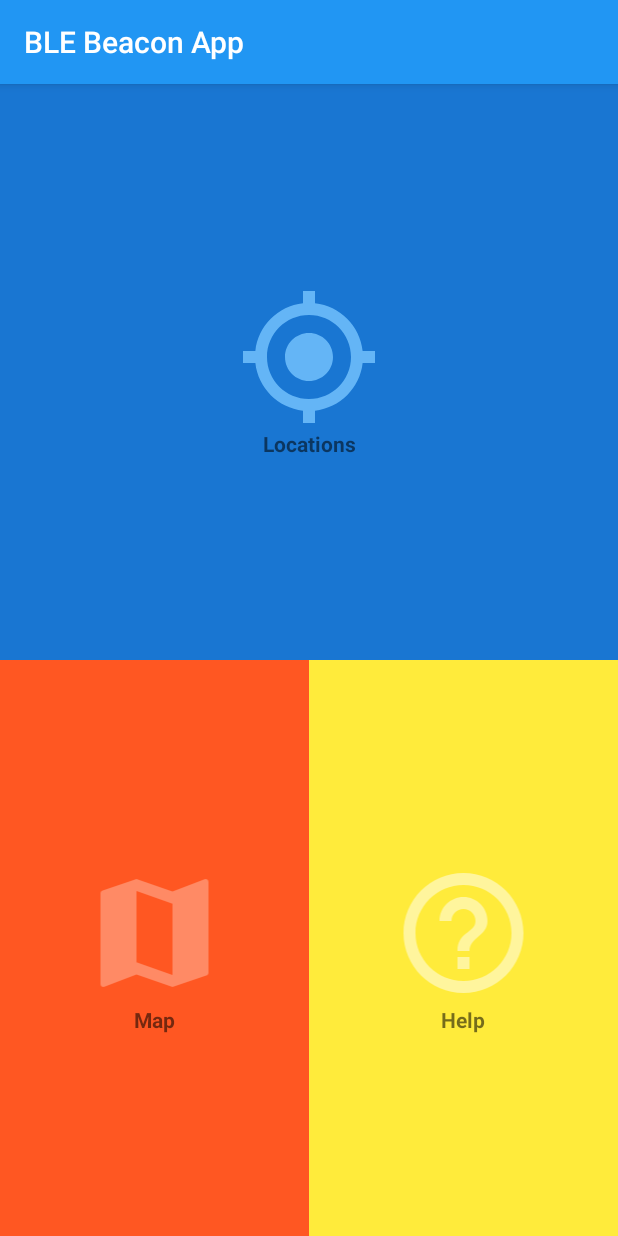
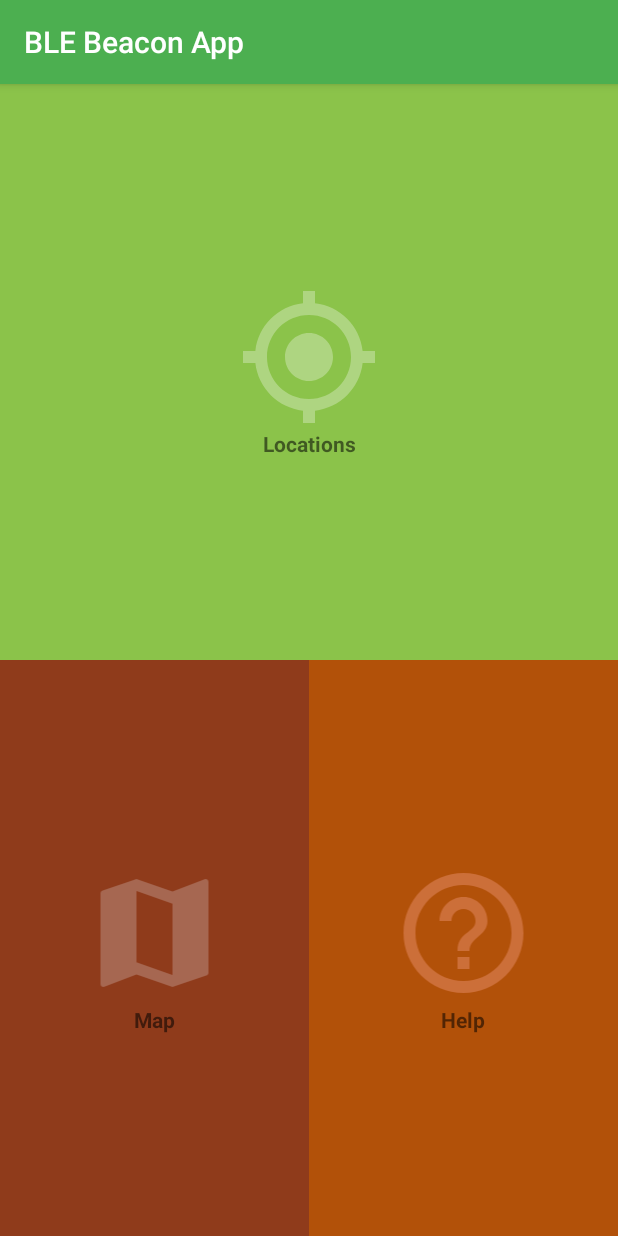
Before and after one commit to piotrkubicki/audio_garden, an Android app: the screen it shows after launch (MainActivity), after a tap on "Locations", on a phone screen of 412 x 824 dp. Run offline under Robolectric (Android 15) with nearby library versions, the phone set to English and light mode, and no system bars; libraries missing offline, so code that uses them is left out: com.github.amlcurran.showcaseview; 6 statements that could not run were skipped.

Commit message:
Changed colour scheme to more eco colours

```diff
--- a/client/AudioGarden/app/src/main/res/drawable/buttonstyle.xml
+++ b/client/AudioGarden/app/src/main/res/drawable/buttonstyle.xml
@@ -3,8 +3,8 @@
 
     <item android:state_pressed="true">
         <shape>
-            <solid android:color="@color/blueAccent"/>
-            <stroke android:width="2px" android:color="@color/blue"/>
+            <solid android:color="@color/greenAccent"/>
+            <stroke android:width="2px" android:color="@color/greenAccent"/>
             <padding android:left="10dp" android:top="20dp" android:right="10dp"
                 android:bottom="20dp"/>
         </shape>
@@ -12,8 +12,8 @@
 
     <item>
         <shape>
-            <solid android:color="@color/blue"/>
-            <stroke android:width="2px" android:color="@color/blue"/>
+            <solid android:color="@color/green"/>
+            <stroke android:width="2px" android:color="@color/green"/>
             <padding android:left="10dp" android:top="20dp" android:right="10dp"
                 android:bottom="20dp"/>
         </shape>
--- a/client/AudioGarden/app/src/main/res/drawable/ic_help.xml
+++ b/client/AudioGarden/app/src/main/res/drawable/ic_help.xml
@@ -1,4 +1,4 @@
 <vector android:height="96dp" android:viewportHeight="24.0"
     android:viewportWidth="24.0" android:width="96dp" xmlns:android="http://schemas.android.com/apk/res/android">
-    <path android:fillColor="@color/yellowAccent" android:pathData="M11,18h2v-2h-2v2zM12,2C6.48,2 2,6.48 2,12s4.48,10 10,10 10,-4.48 10,-10S17.52,2 12,2zM12,20c-4.41,0 -8,-3.59 -8,-8s3.59,-8 8,-8 8,3.59 8,8 -3.59,8 -8,8zM12,6c-2.21,0 -4,1.79 -4,4h2c0,-1.1 0.9,-2 2,-2s2,0.9 2,2c0,2 -3,1.75 -3,5h2c0,-2.25 3,-2.5 3,-5 0,-2.21 -1.79,-4 -4,-4z"/>
+    <path android:fillColor="@color/redBrownAccent" android:pathData="M11,18h2v-2h-2v2zM12,2C6.48,2 2,6.48 2,12s4.48,10 10,10 10,-4.48 10,-10S17.52,2 12,2zM12,20c-4.41,0 -8,-3.59 -8,-8s3.59,-8 8,-8 8,3.59 8,8 -3.59,8 -8,8zM12,6c-2.21,0 -4,1.79 -4,4h2c0,-1.1 0.9,-2 2,-2s2,0.9 2,2c0,2 -3,1.75 -3,5h2c0,-2.25 3,-2.5 3,-5 0,-2.21 -1.79,-4 -4,-4z"/>
 </vector>
--- a/client/AudioGarden/app/src/main/res/drawable/ic_location.xml
+++ b/client/AudioGarden/app/src/main/res/drawable/ic_location.xml
@@ -4,6 +4,6 @@
         android:viewportWidth="24.0"
         android:viewportHeight="24.0">
     <path
-        android:fillColor="@color/blueAccent"
+        android:fillColor="@color/greenAccent"
         android:pathData="M12,8c-2.21,0 -4,1.79 -4,4s1.79,4 4,4 4,-1.79 4,-4 -1.79,-4 -4,-4zM20.94,11c-0.46,-4.17 -3.77,-7.48 -7.94,-7.94L13,1h-2v2.06C6.83,3.52 3.52,6.83 3.06,11L1,11v2h2.06c0.46,4.17 3.77,7.48 7.94,7.94L11,23h2v-2.06c4.17,-0.46 7.48,-3.77 7.94,-7.94L23,13v-2h-2.06zM12,19c-3.87,0 -7,-3.13 -7,-7s3.13,-7 7,-7 7,3.13 7,7 -3.13,7 -7,7z"/>
 </vector>
--- a/client/AudioGarden/app/src/main/res/drawable/ic_map.xml
+++ b/client/AudioGarden/app/src/main/res/drawable/ic_map.xml
@@ -1,4 +1,4 @@
 <vector android:height="96dp" android:viewportHeight="24.0"
     android:viewportWidth="24.0" android:width="96dp" xmlns:android="http://schemas.android.com/apk/res/android">
-    <path android:fillColor="@color/orangeAccent" android:pathData="M20.5,3l-0.16,0.03L15,5.1 9,3 3.36,4.9c-0.21,0.07 -0.36,0.25 -0.36,0.48V20.5c0,0.28 0.22,0.5 0.5,0.5l0.16,-0.03L9,18.9l6,2.1 5.64,-1.9c0.21,-0.07 0.36,-0.25 0.36,-0.48V3.5c0,-0.28 -0.22,-0.5 -0.5,-0.5zM15,19l-6,-2.11V5l6,2.11V19z"/>
+    <path android:fillColor="@color/brownAccent" android:pathData="M20.5,3l-0.16,0.03L15,5.1 9,3 3.36,4.9c-0.21,0.07 -0.36,0.25 -0.36,0.48V20.5c0,0.28 0.22,0.5 0.5,0.5l0.16,-0.03L9,18.9l6,2.1 5.64,-1.9c0.21,-0.07 0.36,-0.25 0.36,-0.48V3.5c0,-0.28 -0.22,-0.5 -0.5,-0.5zM15,19l-6,-2.11V5l6,2.11V19z"/>
 </vector>
--- a/client/AudioGarden/app/src/main/res/layout/activity_main.xml
+++ b/client/AudioGarden/app/src/main/res/layout/activity_main.xml
@@ -20,7 +20,7 @@
         <RelativeLayout
             android:id="@+id/btnGarden"
             android:clickable="true"
-            android:background="@color/blue"
+            android:background="@color/green"
             android:layout_width="0dp"
             android:layout_height="match_parent"
             android:layout_weight="1"
@@ -55,14 +55,13 @@
         <RelativeLayout
             android:id="@+id/btnMap"
             android:clickable="true"
-            android:background="@color/orange"
+            android:background="@color/brown"
             android:layout_width="0dp"
             android:layout_height="match_parent"
             android:layout_weight="1"
             android:gravity="center">
             <ImageView
                 android:id="@+id/mapImage"
-                android:contentDescription=""
                 android:src="@drawable/ic_map"
                 android:layout_width="match_parent"
                 android:layout_height="wrap_content"
@@ -81,7 +80,7 @@
         <RelativeLayout
             android:id="@+id/btnHelp"
             android:clickable="true"
-            android:background="@color/yellow"
+            android:background="@color/redBrown"
             android:layout_width="0dp"
             android:layout_height="match_parent"
             android:layout_weight="1"
--- a/client/AudioGarden/app/src/main/res/values/colors.xml
+++ b/client/AudioGarden/app/src/main/res/values/colors.xml
@@ -1,8 +1,8 @@
 <?xml version="1.0" encoding="utf-8"?>
 <resources>
-    <color name="colorPrimary">#2196f3</color>
-    <color name="colorPrimaryDark">#1976d2</color>
-    <color name="colorAccent">#64b5f6</color>
+    <color name="colorPrimary">#4CAF50</color>
+    <color name="colorPrimaryDark">#388E3C</color>
+    <color name="colorAccent">#81C784</color>
     <color name="darkBlue">#303f9f</color>
     <color name="white">#ffffff</color>
     <color name="black">#ff000000</color>
@@ -16,8 +16,14 @@
     <color name="orange">#FF5722</color>
     <color name="orangeAccent">#FF8A65</color>
 
-    <color name="green">#4CAF50</color>
-    <color name="greenAccent">#81C784</color>
+    <color name="brown">#8F3B1B</color>
+    <color name="brownAccent">#a66751</color>
+
+    <color name="redBrown">#B25109</color>
+    <color name="redBrownAccent">#CC6F39</color>
+
+    <color name="green">#8BC34A</color>
+    <color name="greenAccent">#AED581</color>
 
     <color name="blue">#1976d2</color>
     <color name="blueAccent">#64b5f6</color>
```
